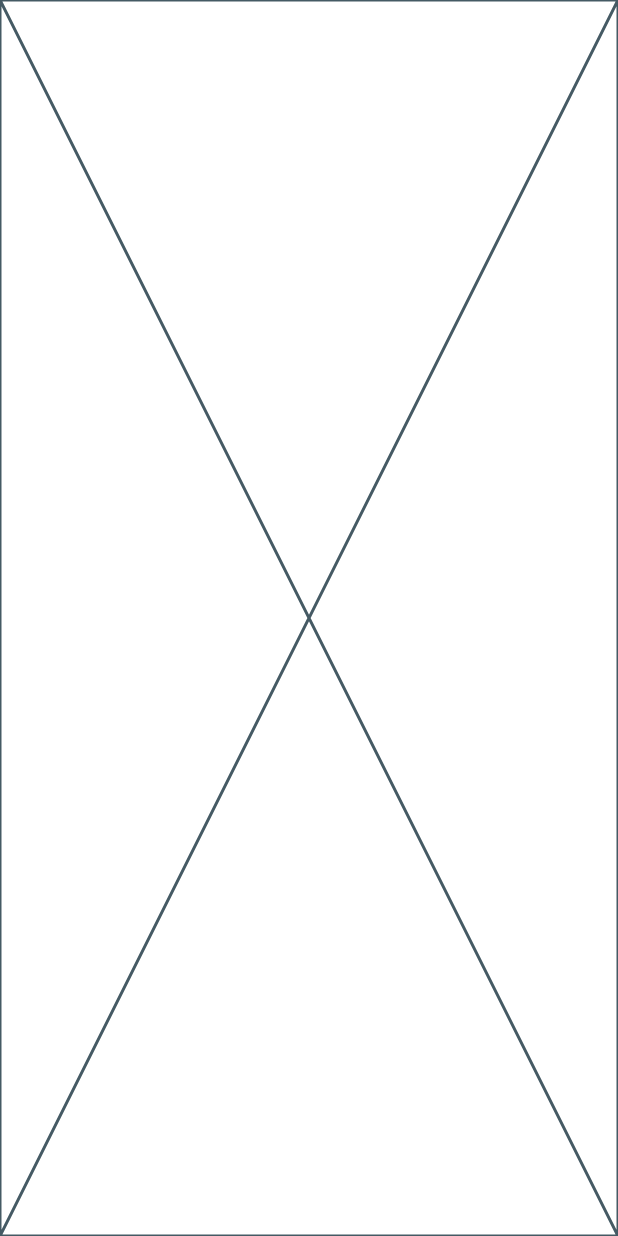
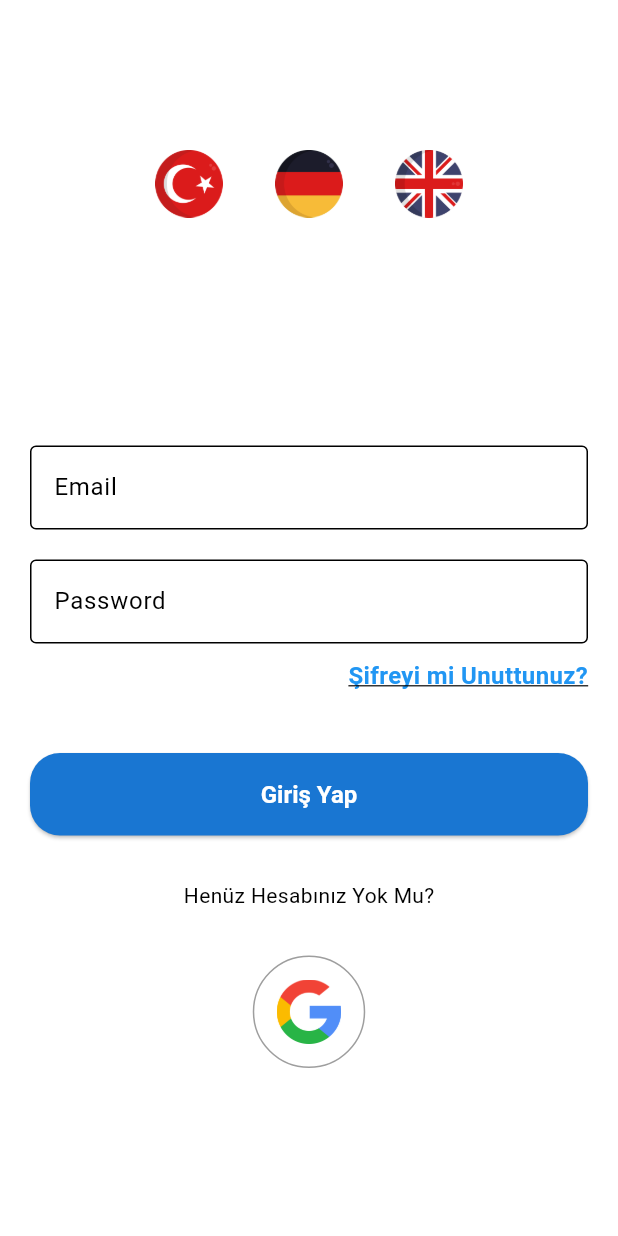
Before and after one commit to RamazanTiftik/Study_Case, a Flutter app: the screen it shows after launch, on a phone screen of 412 x 824 dp. Run offline on Flutter 3.47's test engine with Material 3 defaults, Android fonts, the phone set to English and light mode, and no system bars; our stand-ins replace firebase_auth, firebase_core, google_sign_in; accounts and stored records are empty.

Commit message:
login & register pages are done

```diff
--- a/lib/main.dart
+++ b/lib/main.dart
@@ -1,15 +1,27 @@
+import 'package:firebase_core/firebase_core.dart';
+import 'package:flutter/material.dart';
+import 'package:percon_case_project/pages/login_pages/login_page.dart';
+import 'package:percon_case_project/theme/app_theme.dart';
+import 'firebase_options.dart';
 
-import 'package:flutter/cupertino.dart';
+final GlobalKey<NavigatorState> navigatorKey = GlobalKey<NavigatorState>();
 
-void main(){
-  runApp(MyWidget());
+void main() async {
+  WidgetsFlutterBinding.ensureInitialized();
+  await Firebase.initializeApp(options: DefaultFirebaseOptions.currentPlatform);
+  runApp(const MyApp());
 }
 
-class MyWidget extends StatelessWidget {
-  const MyWidget({super.key});
+class MyApp extends StatelessWidget {
+  const MyApp({super.key});
 
   @override
   Widget build(BuildContext context) {
-    return const Placeholder();
+    return MaterialApp(
+      title: 'Percon Case Project',
+      navigatorKey: navigatorKey,
+      theme: AppTheme.lightTheme,
+      home: const LoginPage(),
+    );
   }
 }
--- /dev/null
+++ b/lib/pages/login_pages/login_page.dart
@@ -0,0 +1,286 @@
+import 'package:firebase_auth/firebase_auth.dart';
+import 'package:flutter/material.dart';
+import 'package:percon_case_project/pages/login_pages/sign_up_page.dart';
+import 'package:percon_case_project/pages/mainPages/home_screen.dart';
+import 'package:percon_case_project/service/auth.dart';
+import 'package:percon_case_project/theme/app_theme.dart';
+import 'package:percon_case_project/widgets/custom_button.dart';
+import 'package:percon_case_project/widgets/custom_toast_message.dart';
+
+class LoginPage extends StatefulWidget {
+  const LoginPage({super.key});
+
+  @override
+  State<LoginPage> createState() => _LoginPageState();
+}
+
+class _LoginPageState extends State<LoginPage> {
+  // controllers
+  final TextEditingController emailController = TextEditingController();
+  final TextEditingController passwordController = TextEditingController();
+
+  // auth service
+  final Auth _authService = Auth();
+
+  // error message
+  String? errorMessage;
+
+  // sign in method
+  Future<void> signIn() async {
+    try {
+      await _authService.signIn(
+        email: emailController.text.trim(),
+        password: passwordController.text.trim(),
+      );
+
+      if (!mounted) return;
+
+      Navigator.pushReplacement(
+        context,
+        MaterialPageRoute(builder: (context) => const HomeScreen()),
+      );
+    } on FirebaseAuthException catch (e) {
+      setState(() {
+        errorMessage = e.message;
+      });
+
+      showToast(context, "Giriş Başarısız! ${e.message}", false);
+    }
+  }
+
+  // reset password
+  Future<void> resetPassword(String email) async {
+    try {
+      await _authService.resetPassword(email: email);
+
+      if (!mounted) return;
+
+      showToast(
+        context,
+        "Şifre sıfırlama linki e-posta adresinize gönderildi.",
+        true,
+      );
+    } on FirebaseAuthException catch (e) {
+      showToast(context, "Hata: ${e.message}", false);
+    }
+  }
+
+  // google sign-in
+  Future<void> signInWithGoogle() async {
+    try {
+      final userCredential = await _authService.signInWithGoogle();
+      if (userCredential == null) return;
+      if (!mounted) return;
+
+      Navigator.pushReplacement(
+        context,
+        MaterialPageRoute(builder: (context) => const HomeScreen()),
+      );
+    } on FirebaseAuthException catch (e) {
+      showToast(context, "Google ile giriş başarısız: ${e.message}", false);
+    }
+  }
+
+  // forget password dialog
+  void showResetPasswordDialog() {
+    final TextEditingController resetEmailController = TextEditingController();
+
+    showDialog(
+      context: context,
+      barrierDismissible: true,
+      builder: (context) {
+        return AlertDialog(
+          shape: RoundedRectangleBorder(
+            borderRadius: BorderRadius.circular(15),
+          ),
+          title: const Text("Şifreyi Sıfırla"),
+          content: Column(
+            mainAxisSize: MainAxisSize.min,
+            children: [
+              const Text(
+                "E-posta adresinizi girin, şifre sıfırlama linki gönderilecek.",
+              ),
+              const SizedBox(height: 15),
+              TextField(
+                controller: resetEmailController,
+                decoration: InputDecoration(
+                  hintText: "E-posta adresiniz",
+                  border: OutlineInputBorder(
+                    borderRadius: BorderRadius.circular(10),
+                  ),
+                ),
+              ),
+            ],
+          ),
+          actions: [
+            TextButton(
+              onPressed: () => Navigator.pop(context),
+              child: const Text("İptal"),
+            ),
+            ElevatedButton(
+              onPressed: () {
+                final email = resetEmailController.text.trim();
+                if (email.isNotEmpty) {
+                  resetPassword(email);
+                  Navigator.pop(context);
+                } else {
+                  showToast(context, "Lütfen e-posta giriniz!", false);
+                }
+              },
+              child: const Text("Gönder"),
+            ),
+          ],
+        );
+      },
+    );
+  }
+
+  @override
+  Widget build(BuildContext context) {
+    return Scaffold(
+      body: Padding(
+        padding: const EdgeInsets.symmetric(horizontal: 20),
+        child: Column(
+          children: [
+            const SizedBox(height: 100),
+
+            // Language selection
+            Row(
+              mainAxisAlignment: MainAxisAlignment.center,
+              children: [
+                GestureDetector(
+                  onTap: () => print("🇹🇷 Türkçe seçildi"),
+                  child: Image.asset(
+                    "assets/images/tr.png",
+                    height: 45,
+                    width: 45,
+                  ),
+                ),
+                const SizedBox(width: 35),
+                GestureDetector(
+                  onTap: () => print("🇩🇪 Almanca seçildi"),
+                  child: Image.asset(
+                    "assets/images/de.png",
+                    height: 45,
+                    width: 45,
+                  ),
+                ),
+                const SizedBox(width: 35),
+                GestureDetector(
+                  onTap: () => print("🇬🇧 İngilizce seçildi"),
+                  child: Image.asset(
+                    "assets/images/uk.png",
+                    height: 45,
+                    width: 45,
+                  ),
+                ),
+              ],
+            ),
+
+            const SizedBox(height: 40),
+
+            Expanded(
+              child: Column(
+                mainAxisAlignment: MainAxisAlignment.center,
+                crossAxisAlignment: CrossAxisAlignment.center,
+                children: [
+                  // email
+                  TextField(
+                    controller: emailController,
+                    decoration: const InputDecoration(
+                      hintText: "Email",
+                      border: OutlineInputBorder(),
+                    ),
+                  ),
+                  const SizedBox(height: 20),
+
+                  // password
+                  TextField(
+                    controller: passwordController,
+                    obscureText: true,
+                    decoration: const InputDecoration(
+                      hintText: "Password",
+                      border: OutlineInputBorder(),
+                    ),
+                  ),
+                  const SizedBox(height: 10),
+
+                  // forget password
+                  Align(
+                    alignment: Alignment.centerRight,
+                    child: GestureDetector(
+                      onTap: showResetPasswordDialog,
+                      child: const Text(
+                        "Şifreyi mi Unuttunuz?",
+                        style: TextStyle(
+                          color: Colors.blue,
+                          fontWeight: FontWeight.bold,
+                          decoration: TextDecoration.underline,
+                          fontSize: 16,
+                        ),
+                      ),
+                    ),
+                  ),
+                  const SizedBox(height: 10),
+
+                  // error
+                  errorMessage != null
+                      ? Text(
+                          errorMessage!,
+                          style: const TextStyle(color: Colors.red),
+                        )
+                      : const SizedBox.shrink(),
+
+                  const SizedBox(height: 30),
+
+                  // login button
+                  CustomButton(
+                    text: "Giriş Yap",
+                    onPressed: signIn,
+                    backgroundColor: AppTheme.primaryColor,
+                    borderRadius: 20,
+                    height: 55,
+                  ),
+
+                  const SizedBox(height: 30),
+
+                  // register
+                  GestureDetector(
+                    onTap: () {
+                      Navigator.push(
+                        context,
+                        MaterialPageRoute(builder: (_) => const SignUpPage()),
+                      );
+                    },
+                    child: const Text("Henüz Hesabınız Yok Mu?"),
+                  ),
+
+                  const SizedBox(height: 30),
+
+                  // google sign-in
+                  GestureDetector(
+                    onTap: signInWithGoogle,
+                    child: Container(
+                      padding: const EdgeInsets.all(15),
+                      height: 75,
+                      width: 75,
+                      decoration: BoxDecoration(
+                        border: Border.all(color: Colors.grey),
+                        borderRadius: BorderRadius.circular(100),
+                      ),
+                      child: Image.asset(
+                        "assets/images/google.png",
+                        height: 30,
+                        width: 30,
+                      ),
+                    ),
+                  ),
+                ],
+              ),
+            ),
+          ],
+        ),
+      ),
+    );
+  }
+}
--- /dev/null
+++ b/lib/service/auth.dart
@@ -0,0 +1,67 @@
+import 'package:firebase_auth/firebase_auth.dart';
+import 'package:google_sign_in/google_sign_in.dart'; // Google Sign-In paketi eklendi
+
+class Auth {
+  final FirebaseAuth firebaseAuth = FirebaseAuth.instance;
+
+  User? get currentUser => firebaseAuth.currentUser;
+
+  Stream<User?> get authStateChanges => firebaseAuth.authStateChanges();
+
+  //register (Email & Password)
+  Future<void> createUser({
+    required String email,
+    required String password,
+  }) async {
+    await firebaseAuth.createUserWithEmailAndPassword(
+      email: email,
+      password: password,
+    );
+  }
+
+  //login (Email & Password)
+  Future<void> signIn({required String email, required String password}) async {
+    await firebaseAuth.signInWithEmailAndPassword(
+      email: email,
+      password: password,
+    );
+  }
+
+  //reset password (email & password)
+  Future<void> resetPassword({required String email}) async {
+    await firebaseAuth.sendPasswordResetEmail(email: email);
+  }
+
+  // Google Sign-In
+  Future<UserCredential?> signInWithGoogle() async {
+    try {
+      final GoogleSignInAccount? googleUser = await GoogleSignIn().signIn();
+
+      if (googleUser == null) {
+        // user came back page
+        return null;
+      }
+
+      final GoogleSignInAuthentication googleAuth =
+          await googleUser.authentication;
+
+      final credential = GoogleAuthProvider.credential(
+        accessToken: googleAuth.accessToken,
+        idToken: googleAuth.idToken,
+      );
+
+      return await FirebaseAuth.instance.signInWithCredential(credential);
+    } catch (e) {
+      throw FirebaseAuthException(
+        code: "google-sign-in-failed",
+        message: e.toString(),
+      );
+    }
+  }
+
+  //sign out
+  Future<void> signOut() async {
+    await GoogleSignIn().signOut();
+    await firebaseAuth.signOut();
+  }
+}
--- /dev/null
+++ b/lib/theme/app_theme.dart
@@ -0,0 +1,42 @@
+import 'package:flutter/material.dart';
+
+class AppTheme {
+  // Genel primary color
+  static const Color primaryColor = Color(0xFF1976D2); // mavi ton
+  static const Color secondaryColor = Color(0xFF42A5F5); // açık mavi
+  static const Color accentColor = Color(0xFFFFC107); // sarı
+
+  // TextStyle
+  static const TextStyle buttonTextStyle = TextStyle(
+    fontSize: 16,
+    fontWeight: FontWeight.bold,
+    color: Colors.white,
+  );
+
+  // ElevatedButton Theme
+  static ButtonStyle elevatedButtonStyle({
+    Color? backgroundColor,
+    double borderRadius = 12,
+    double height = 50,
+  }) {
+    return ElevatedButton.styleFrom(
+      backgroundColor: backgroundColor ?? primaryColor,
+      foregroundColor: Colors.white,
+      shape: RoundedRectangleBorder(
+        borderRadius: BorderRadius.circular(borderRadius),
+      ),
+      textStyle: buttonTextStyle,
+      minimumSize: Size(double.infinity, height),
+    );
+  }
+
+  // App genel teması
+  static ThemeData lightTheme = ThemeData(
+    primaryColor: primaryColor,
+    colorScheme: ColorScheme.light(
+      primary: primaryColor,
+      secondary: secondaryColor,
+    ),
+    elevatedButtonTheme: ElevatedButtonThemeData(style: elevatedButtonStyle()),
+  );
+}
--- /dev/null
+++ b/lib/widgets/custom_button.dart
@@ -0,0 +1,36 @@
+import 'package:flutter/material.dart';
+import 'package:percon_case_project/theme/app_theme.dart';
+
+class CustomButton extends StatelessWidget {
+  final String text;
+  final VoidCallback onPressed;
+  final Color? backgroundColor;
+  final double? borderRadius;
+  final double? height;
+
+  const CustomButton({
+    Key? key,
+    required this.text,
+    required this.onPressed,
+    this.backgroundColor,
+    this.borderRadius,
+    this.height,
+  }) : super(key: key);
+
+  @override
+  Widget build(BuildContext context) {
+    return SizedBox(
+      height: height ?? 50,
+      width: double.infinity,
+      child: ElevatedButton(
+        onPressed: onPressed,
+        style: AppTheme.elevatedButtonStyle(
+          backgroundColor: backgroundColor,
+          borderRadius: borderRadius ?? 12,
+          height: height ?? 50,
+        ),
+        child: Text(text),
+      ),
+    );
+  }
+}
--- a/pubspec.yaml
+++ b/pubspec.yaml
@@ -35,6 +35,8 @@ dependencies:
   # Use with the CupertinoIcons class for iOS style icons.
   cupertino_icons: ^1.0.8
   firebase_core: ^4.0.0
+  firebase_auth: ^6.0.1
+  google_sign_in: ^6.2.1
 
 dev_dependencies:
   flutter_test:
@@ -57,6 +59,10 @@ flutter:
   # included with your application, so that you can use the icons in
   # the material Icons class.
   uses-material-design: true
+
+  assets:
+   - assets/images/
+   - assets/icons/
 
   # To add assets to your application, add an assets section, like this:
   # assets:
```
Also changed, not shown: lib/pages/login_pages/sign_up_page.dart (added, +147 -0 lines), lib/pages/mainPages/home_screen.dart (added, +32 -0 lines), lib/widgets/custom_toast_message.dart (added, +32 -0 lines), assets/images/de.png (added), assets/images/google.png (added), assets/images/tr.png (added), assets/images/uk.png (added), pubspec.lock, 1 other file.
